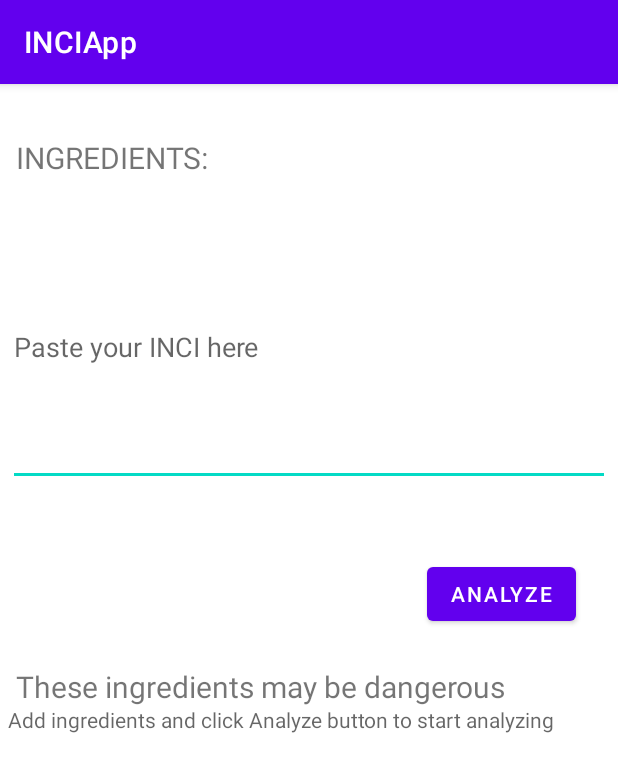
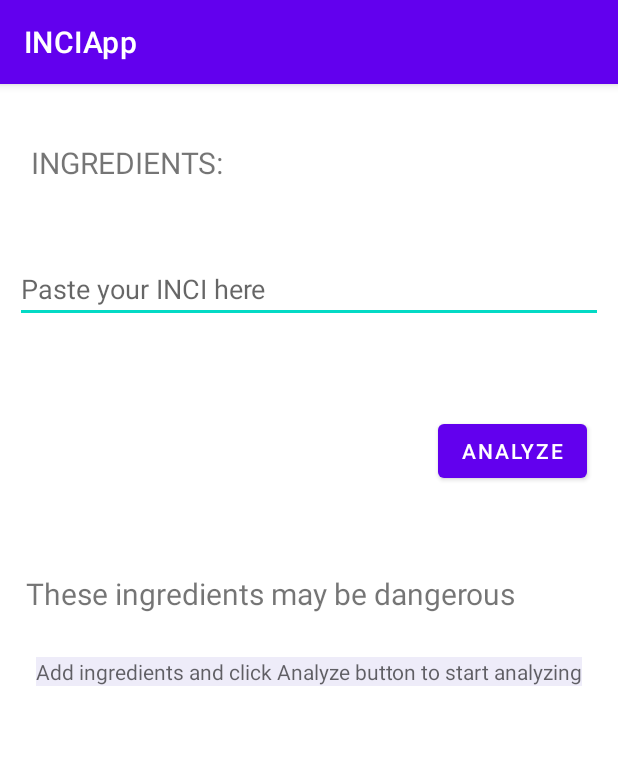
Before and after one commit to pannaAdrianna/INCIApp, an Android app: the AnalyzeCosmeticActivity screen opened directly, with no data from a screen before it, on a phone screen of 412 x 824 dp. Shown: the top 772 px of the screen. Run offline under Robolectric (Android 15) with nearby library versions, the phone set to English and light mode, and no system bars.

Commit message:
OCR analysis works

```diff
--- a/app/src/main/java/edu/ib/inciapp/AnalyzeCosmeticActivity.java
+++ b/app/src/main/java/edu/ib/inciapp/AnalyzeCosmeticActivity.java
@@ -2,6 +2,7 @@ package edu.ib.inciapp;
 
 import androidx.appcompat.app.AppCompatActivity;
 
+import android.content.Intent;
 import android.database.Cursor;
 import android.database.sqlite.SQLiteDatabase;
 import android.os.Bundle;
@@ -30,11 +31,15 @@ public class AnalyzeCosmeticActivity extends AppCompatActivity {
         super.onCreate(savedInstanceState);
         setContentView(R.layout.activity_analyze_cosmetic);
 
+
         etIngredients = (EditText) findViewById(R.id.etINCIstr);
         btnAnalyzeButton = (Button) findViewById(R.id.btnAnalyze);
         tvResult = (TextView) findViewById(R.id.tvControversialngriedients);
         tvResult.setText("");
 
+        Intent intent = getIntent();
+        String message = intent.getStringExtra(OCRActivity.MESSAGE);
+        etIngredients.setText(message);
 
         database = openOrCreateDatabase("INCIdb", MODE_PRIVATE, null);
         String sqlDB = "CREATE TABLE IF NOT EXISTS INCI(Name VARCHAR PRIMARY KEY, Function VARCHAR, Description VARCHAR)";
@@ -68,7 +73,7 @@ public class AnalyzeCosmeticActivity extends AppCompatActivity {
 
     public void onBtnAnalyzeClick(View view) {
 
-        tvResult.setText("");
+
         int counter = 0;
         flag = false;
 
--- a/app/src/main/java/edu/ib/inciapp/MainActivity.java
+++ b/app/src/main/java/edu/ib/inciapp/MainActivity.java
@@ -29,7 +29,7 @@ public class MainActivity extends AppCompatActivity {
     protected void onCreate(Bundle savedInstanceState) {
         super.onCreate(savedInstanceState);
         setContentView(R.layout.activity_main);
-        tv = (TextView) findViewById(R.id.textView);
+
         database = openOrCreateDatabase("INCIdb", MODE_PRIVATE, null);
         String sqlDB = "CREATE TABLE IF NOT EXISTS INCI(Name VARCHAR PRIMARY KEY, Function VARCHAR, Description VARCHAR)";
         database.execSQL(sqlDB);
--- a/app/src/main/res/layout/activity_analyze_cosmetic.xml
+++ b/app/src/main/res/layout/activity_analyze_cosmetic.xml
@@ -10,43 +10,44 @@
         android:id="@+id/etIngredients"
         android:layout_width="wrap_content"
         android:layout_height="wrap_content"
-        android:layout_margin="5sp"
+        android:layout_margin="5dp"
         android:text="@string/tvINCIpaste"
         android:textSize="20sp"
         app:layout_constraintBottom_toBottomOf="parent"
         app:layout_constraintEnd_toEndOf="parent"
-        app:layout_constraintHorizontal_bias="0.0"
-        app:layout_constraintStart_toStartOf="@+id/etINCIstr"
+        app:layout_constraintHorizontal_bias="0.056"
+        app:layout_constraintStart_toStartOf="parent"
         app:layout_constraintTop_toTopOf="parent"
-        app:layout_constraintVertical_bias="0.041" />
+        app:layout_constraintVertical_bias="0.046" />
 
     <EditText
         android:id="@+id/etINCIstr"
         android:layout_width="match_parent"
-        android:layout_height="185dp"
-        android:layout_margin="5sp"
-        android:ems="10"
+        android:layout_height="wrap_content"
+        android:layout_margin="10dp"
         android:hint="@string/hintETIncianalyzer"
         android:inputType="textPersonName"
         app:layout_constraintBottom_toBottomOf="parent"
         app:layout_constraintEnd_toEndOf="parent"
-        app:layout_constraintHorizontal_bias="1.0"
         app:layout_constraintStart_toStartOf="parent"
         app:layout_constraintTop_toTopOf="parent"
-        app:layout_constraintVertical_bias="0.135" />
+        app:layout_constraintVertical_bias="0.148" />
 
     <Button
         android:id="@+id/btnAnalyze"
         android:layout_width="wrap_content"
         android:layout_height="wrap_content"
-        android:layout_marginTop="48dp"
+        android:layout_margin="5dp"
+        android:layout_marginTop="20dp"
         android:onClick="onBtnAnalyzeClick"
         android:text="@string/hintBtnAnalyze"
         android:textSize="14sp"
+        app:layout_constraintBottom_toBottomOf="parent"
         app:layout_constraintEnd_toEndOf="parent"
-        app:layout_constraintHorizontal_bias="0.911"
+        app:layout_constraintHorizontal_bias="0.949"
         app:layout_constraintStart_toStartOf="parent"
-        app:layout_constraintTop_toBottomOf="@+id/etINCIstr" />
+        app:layout_constraintTop_toTopOf="parent"
+        app:layout_constraintVertical_bias="0.304" />
 
     <TextView
         android:id="@+id/tvResult"
@@ -56,22 +57,23 @@
         android:textSize="20sp"
         app:layout_constraintBottom_toBottomOf="parent"
         app:layout_constraintEnd_toEndOf="parent"
-        app:layout_constraintHorizontal_bias="0.0"
-        app:layout_constraintStart_toStartOf="@+id/etIngredients"
+        app:layout_constraintHorizontal_bias="0.205"
+        app:layout_constraintStart_toStartOf="parent"
         app:layout_constraintTop_toTopOf="parent"
-        app:layout_constraintVertical_bias="0.524" />
+        app:layout_constraintVertical_bias="0.44" />
 
     <TextView
         android:id="@+id/tvControversialngriedients"
-        android:layout_width="match_parent"
-        android:layout_height="137dp"
-        android:layout_margin="5sp"
-        android:background="@color/cardview_light_background"
+        android:layout_width="wrap_content"
+        android:layout_height="wrap_content"
+        android:layout_margin="10dp"
+        android:layout_marginStart="8dp"
+        android:layout_marginEnd="8dp"
+        android:background="@color/ic_launcher_background"
         android:hint="@string/hintTvControversial"
         app:layout_constraintBottom_toBottomOf="parent"
         app:layout_constraintEnd_toEndOf="parent"
-        app:layout_constraintHorizontal_bias="0.555"
         app:layout_constraintStart_toStartOf="parent"
-        app:layout_constraintTop_toBottomOf="@+id/etINCIstr"
-        app:layout_constraintVertical_bias="0.4" />
+        app:layout_constraintTop_toBottomOf="@+id/tvResult"
+        app:layout_constraintVertical_bias="0.05" />
 </androidx.constraintlayout.widget.ConstraintLayout>
```
Also changed, not shown: app/src/main/java/edu/ib/inciapp/OCRActivity.java (+17 -0 lines), app/src/main/res/layout/activity_main.xml (+8 -8 lines), app/src/main/res/layout/activity_o_c_r.xml (+11 -0 lines).
